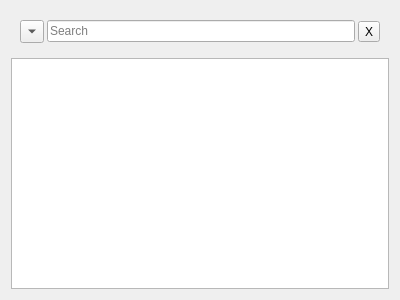
Old version of the form client/src/ui/widgets/resource_tree_widget.ui in the repository networkoptix/nx_open.
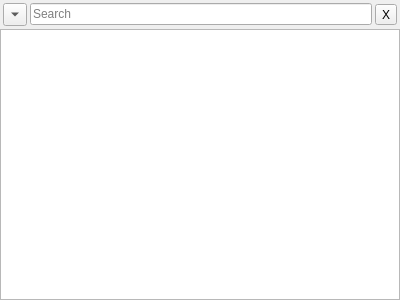
New version of the form. Custom widgets are drawn as their Qt base class.

Diff of the .ui file:
```diff
--- a/client/src/ui/widgets/resource_tree_widget.ui
+++ b/client/src/ui/widgets/resource_tree_widget.ui
@@ -14,12 +14,21 @@
    <string>Form</string>
   </property>
   <layout class="QVBoxLayout" name="verticalLayout">
+   <property name="spacing">
+    <number>0</number>
+   </property>
+   <property name="margin">
+    <number>0</number>
+   </property>
    <item>
     <widget class="QFrame" name="filterFrame">
      <layout class="QHBoxLayout" name="filterLayout">
       <property name="spacing">
        <number>3</number>
       </property>
+      <property name="margin">
+       <number>3</number>
+      </property>
       <item>
        <widget class="QToolButton" name="selectFilterButton">
         <property name="toolTip">
```
Left out of the diff: 3 changed lines with no effect on the pictures.
